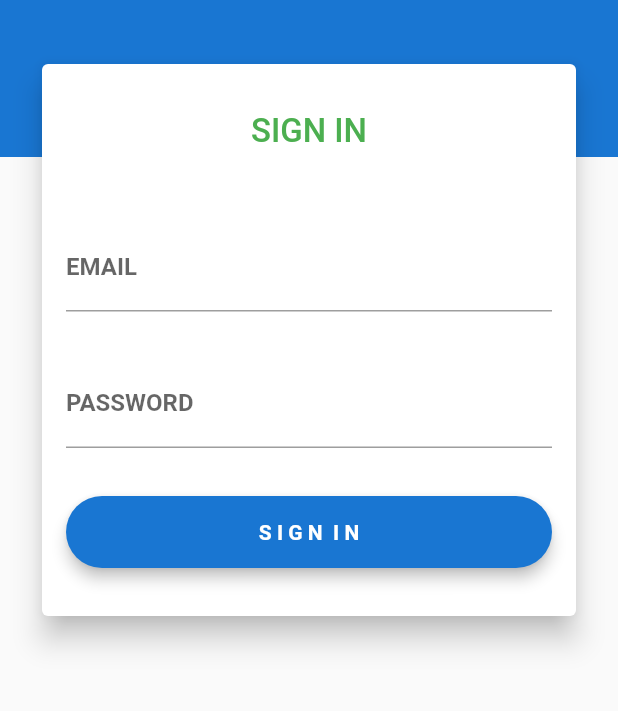
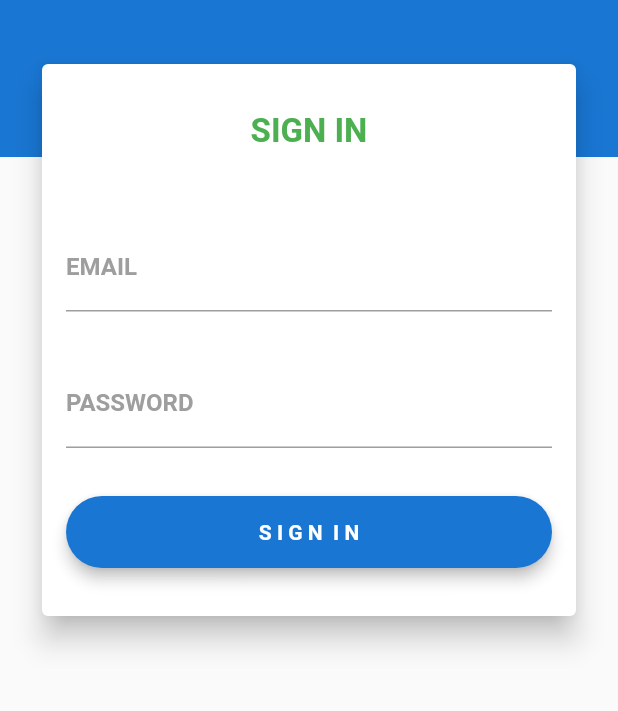
Before and after one commit to david-legend/records_master, a Flutter app: the screen it shows after launch, on a phone screen of 412 x 824 dp, the part 173-884 px from its top. Run offline on Flutter 3.47's test engine with Material 2 defaults, Android fonts, the phone set to English and light mode, and no system bars; our stand-ins replace rxdart.

Commit message:
Hint and Label Text Styles Added for login Text fields

```diff
--- a/lib/ui/screens/login_screen.dart
+++ b/lib/ui/screens/login_screen.dart
@@ -109,7 +109,7 @@ class _LoginScreenState extends State<LoginScreen> {
                         color: Colors.green[500],
                         fontFamily: 'Roboto',
                         fontSize: 22.0,
-                        fontWeight: FontWeight.w500
+                        fontWeight: FontWeight.w700
                       ),
                     ),
                   ),
--- a/lib/ui/widgets/custom_text_field.dart
+++ b/lib/ui/widgets/custom_text_field.dart
@@ -50,9 +50,15 @@ class _CustomTextFieldState extends State<CustomTextField> {
           keyboardType: widget.inputType,
           obscureText: widget.obscureText,
           decoration: InputDecoration(
-              hintText: widget.hint,
-              labelText: widget.label,
-              errorText: snapshot.error
+            hintText: widget.hint,
+            labelText: widget.label,
+            errorText: snapshot.error,
+            hintStyle: TextStyle(
+              color: Colors.grey
+            ),
+            labelStyle: TextStyle(
+              color: Colors.grey
+            )
           ),
           style: TextStyle(
             color: widget.textColor,
```
